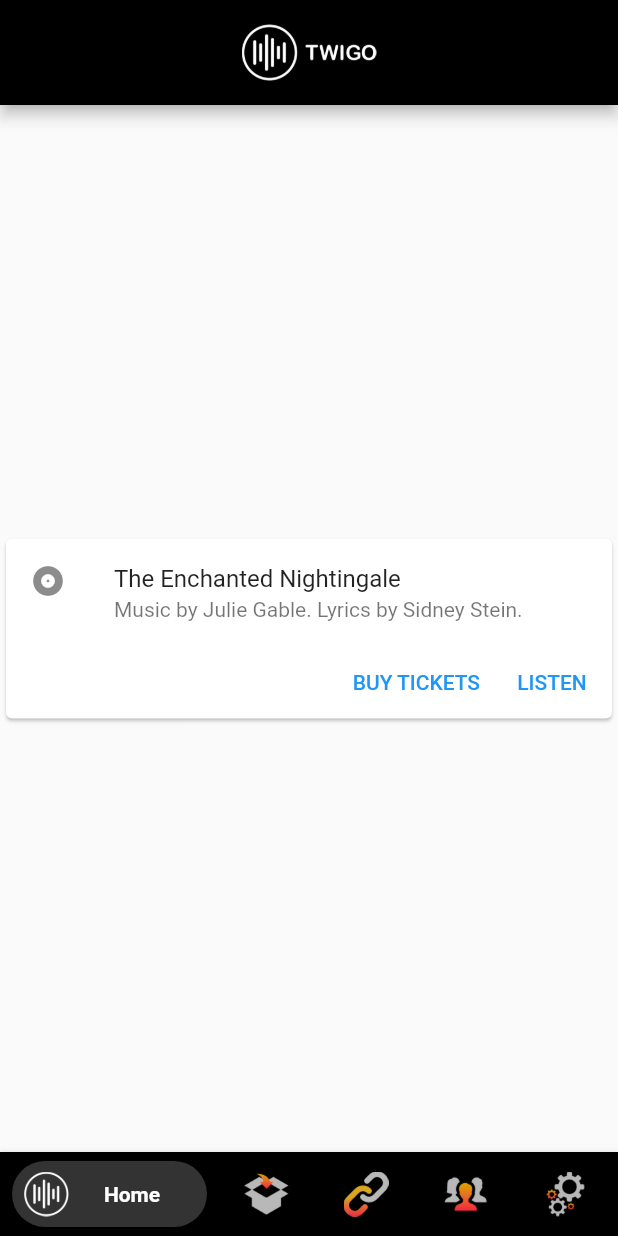
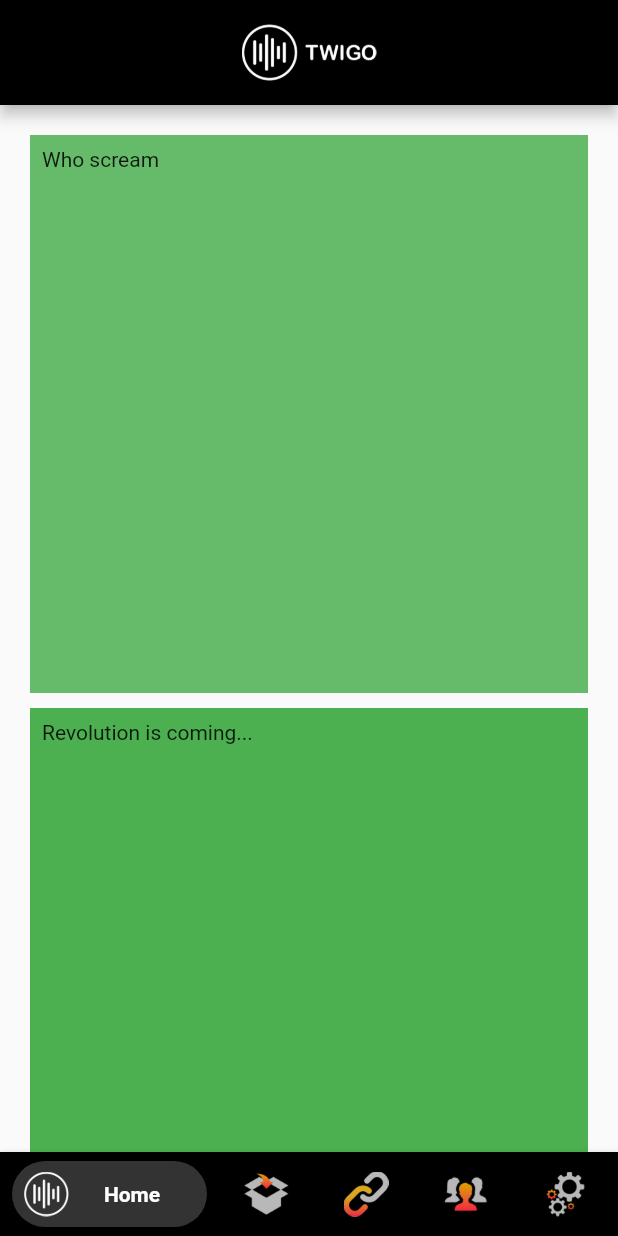
Before and after one commit to cdelprete21/twigo, a Flutter app: the screen it shows after launch, on a phone screen of 412 x 824 dp. Run offline on Flutter 3.47's test engine with Material 2 defaults, Android fonts, the light colour scheme and no system bars; drawn by our look-alikes of bottom_navy_bar.

Commit message:
custom scroll view

```diff
--- a/lib/UI/pagine/Home.dart
+++ b/lib/UI/pagine/Home.dart
@@ -29,33 +29,36 @@ class _SiumState extends State<Sium> {
   @override
   Widget build(BuildContext context) {
     return Center(
-      child: Card(
-        child: Column(
-          mainAxisSize: MainAxisSize.min,
+      child: CustomScrollView(
+  primary: false,
+  slivers: <Widget>[
+    SliverPadding(
+      padding: const EdgeInsets.all(20),
+      sliver: SliverGrid.count(
+        crossAxisSpacing: 10,
+        mainAxisSpacing: 10,
+        crossAxisCount: 1,
         children: <Widget>[
-            const ListTile(
-              leading: Icon(Icons.album),
-              title: Text('The Enchanted Nightingale'),
-              subtitle: Text('Music by Julie Gable. Lyrics by Sidney Stein.'),
+          Container(
+            padding: const EdgeInsets.all(8),
+            color: Colors.green[400],
+            child: const Text('Who scream'),
           ),
-            Row(
-              mainAxisAlignment: MainAxisAlignment.end,
-              children: <Widget>[
-                TextButton(
-                  child: const Text('BUY TICKETS'),
-                  onPressed: () {/* ... */},
+          Container(
+            padding: const EdgeInsets.all(8),
+            color: Colors.green[500],
+            child: const Text('Revolution is coming...'),
           ),
-                const SizedBox(width: 8),
-                TextButton(
-                  child: const Text('LISTEN'),
-                  onPressed: () {/* ... */},
-                ),
-                const SizedBox(width: 8),
-              ],
+          Container(
+            padding: const EdgeInsets.all(8),
+            color: Colors.green[600],
+            child: const Text('Revolution, they...'),
           ),
         ],
       ),
     ),
+  ],
+)
     );
   }
 }
```
Lines whose indentation alone changed are shown as unchanged.
